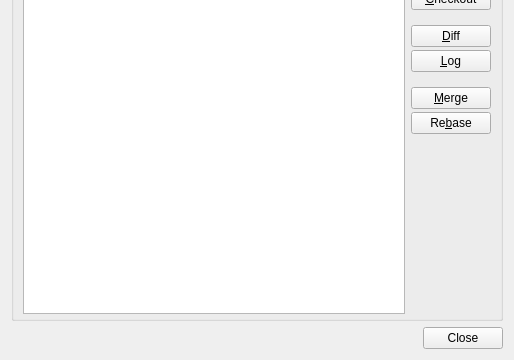
Before: the Qt Designer form src/plugins/git/branchdialog.ui in qt-creator/qt-creator, drawn with Qt 5; both pictures show x 0 to 514 and y 167 to 527 of the 514 by 527 pixel window.
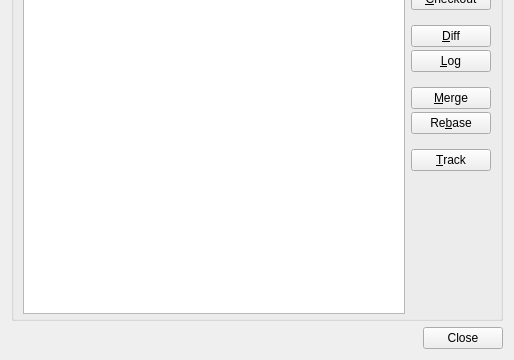
After: the same form once the commit is applied.

Diff of the .ui file:
```diff
--- a/src/plugins/git/branchdialog.ui
+++ b/src/plugins/git/branchdialog.ui
@@ -153,6 +153,16 @@
           </item>
          </layout>
         </item>
+        <item>
+         <widget class="QPushButton" name="trackButton">
+          <property name="toolTip">
+           <string>Sets current branch to track the selected one</string>
+          </property>
+          <property name="text">
+           <string>&amp;Track</string>
+          </property>
+         </widget>
+        </item>
         <item>
          <spacer name="verticalSpacer">
           <property name="orientation">
```
